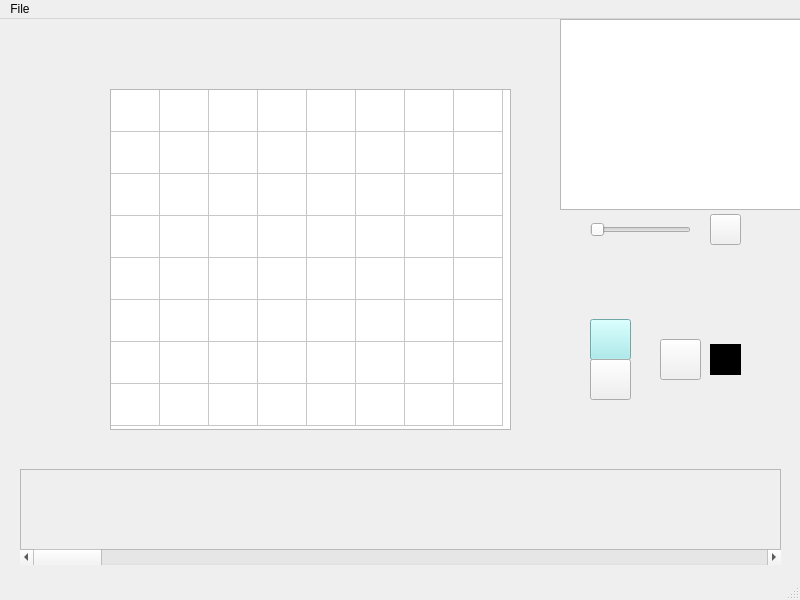
Qt form A7_SpriteEditor/mainwindow.ui (ethandavies8/Pixel-Editor-Animator) before a commit.
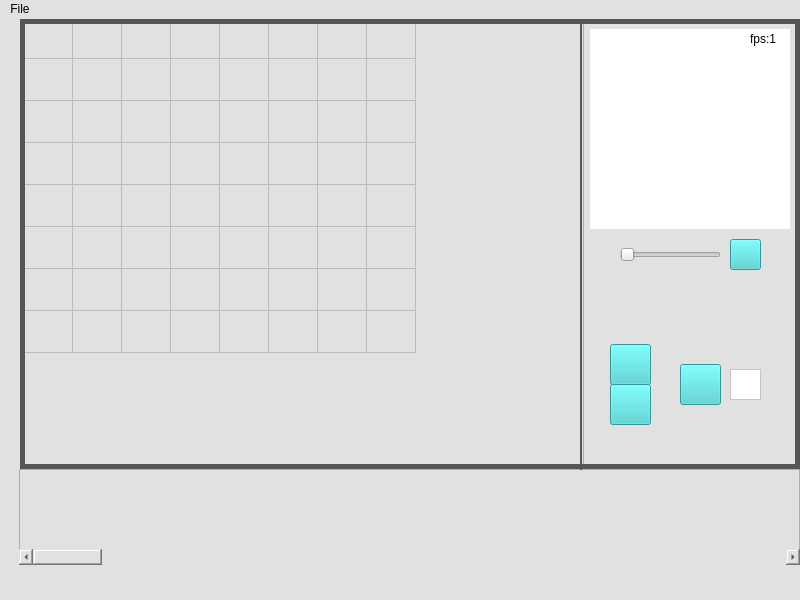
The same form after that commit. Icons and pictures are not drawn.

Commit message: Did signals and logic for animation, and editted ui.

Diff of the .ui file:
```diff
--- a/A7_SpriteEditor/mainwindow.ui
+++ b/A7_SpriteEditor/mainwindow.ui
@@ -16,9 +16,27 @@
      <colorrole role="Button">
       <brush brushstyle="SolidPattern">
        <color alpha="255">
-        <red>145</red>
-        <green>218</green>
-        <blue>218</blue>
+        <red>225</red>
+        <green>225</green>
+        <blue>225</blue>
+       </color>
+      </brush>
+     </colorrole>
+     <colorrole role="Base">
+      <brush brushstyle="SolidPattern">
+       <color alpha="255">
+        <red>225</red>
+        <green>225</green>
+        <blue>225</blue>
+       </color>
+      </brush>
+     </colorrole>
+     <colorrole role="Window">
+      <brush brushstyle="SolidPattern">
+       <color alpha="255">
+        <red>225</red>
+        <green>225</green>
+        <blue>225</blue>
        </color>
       </brush>
      </colorrole>
@@ -27,9 +45,27 @@
      <colorrole role="Button">
       <brush brushstyle="SolidPattern">
        <color alpha="255">
-        <red>240</red>
-        <green>240</green>
-        <blue>240</blue>
+        <red>225</red>
+        <green>225</green>
+        <blue>225</blue>
+       </color>
+      </brush>
+     </colorrole>
+     <colorrole role="Base">
+      <brush brushstyle="SolidPattern">
+       <color alpha="255">
+        <red>225</red>
+        <green>225</green>
+        <blue>225</blue>
+       </color>
+      </brush>
+     </colorrole>
+     <colorrole role="Window">
+      <brush brushstyle="SolidPattern">
+       <color alpha="255">
+        <red>225</red>
+        <green>225</green>
+        <blue>225</blue>
        </color>
       </brush>
      </colorrole>
@@ -38,9 +74,27 @@
      <colorrole role="Button">
       <brush brushstyle="SolidPattern">
        <color alpha="255">
-        <red>145</red>
-        <green>218</green>
-        <blue>218</blue>
+        <red>225</red>
+        <green>225</green>
+        <blue>225</blue>
+       </color>
+      </brush>
+     </colorrole>
+     <colorrole role="Base">
+      <brush brushstyle="SolidPattern">
+       <color alpha="255">
+        <red>225</red>
+        <green>225</green>
+        <blue>225</blue>
+       </color>
+      </brush>
+     </colorrole>
+     <colorrole role="Window">
+      <brush brushstyle="SolidPattern">
+       <color alpha="255">
+        <red>225</red>
+        <green>225</green>
+        <blue>225</blue>
        </color>
       </brush>
      </colorrole>
@@ -53,13 +107,16 @@
   <property name="autoFillBackground">
    <bool>false</bool>
   </property>
+  <property name="styleSheet">
+   <string notr="true">background-color: rgb(225, 225, 225);</string>
+  </property>
   <widget class="QWidget" name="centralwidget">
    <widget class="QScrollArea" name="scrollArea">
     <property name="geometry">
      <rect>
-      <x>20</x>
+      <x>19</x>
       <y>450</y>
-      <width>761</width>
+      <width>781</width>
       <height>81</height>
      </rect>
     </property>
@@ -71,7 +128,7 @@
       <rect>
        <x>0</x>
        <y>0</y>
-       <width>759</width>
+       <width>779</width>
        <height>79</height>
       </rect>
      </property>
@@ -80,9 +137,9 @@
    <widget class="QScrollBar" name="horizontalScrollBar">
     <property name="geometry">
      <rect>
-      <x>20</x>
+      <x>19</x>
       <y>530</y>
-      <width>761</width>
+      <width>781</width>
       <height>16</height>
      </rect>
     </property>
@@ -93,12 +150,27 @@
    <widget class="QSlider" name="fpsSlider">
     <property name="geometry">
      <rect>
-      <x>590</x>
-      <y>200</y>
+      <x>620</x>
+      <y>225</y>
       <width>101</width>
       <height>22</height>
      </rect>
     </property>
+    <property name="styleSheet">
+     <string notr="true">color: rgb(71, 212, 212);</string>
+    </property>
+    <property name="minimum">
+     <number>1</number>
+    </property>
+    <property name="maximum">
+     <number>20</number>
+    </property>
+    <property name="singleStep">
+     <number>0</number>
+    </property>
+    <property name="pageStep">
+     <number>0</number>
+    </property>
     <property name="orientation">
      <enum>Qt::Horizontal</enum>
     </property>
@@ -106,12 +178,15 @@
    <widget class="QPushButton" name="playPauseButton">
     <property name="geometry">
      <rect>
-      <x>710</x>
-      <y>195</y>
+      <x>730</x>
+      <y>220</y>
       <width>31</width>
       <height>31</height>
      </rect>
     </property>
+    <property name="styleSheet">
+     <string notr="true">background-color: rgb(71, 212, 212);</string>
+    </property>
     <property name="text">
      <string/>
     </property>
@@ -129,8 +204,8 @@
    <widget class="QPushButton" name="brushButton">
     <property name="geometry">
      <rect>
-      <x>590</x>
-      <y>300</y>
+      <x>610</x>
+      <y>325</y>
       <width>41</width>
       <height>41</height>
      </rect>
@@ -141,27 +216,27 @@
        <colorrole role="Button">
         <brush brushstyle="SolidPattern">
          <color alpha="255">
-          <red>157</red>
-          <green>235</green>
-          <blue>235</blue>
+          <red>71</red>
+          <green>212</green>
+          <blue>212</blue>
          </color>
         </brush>
        </colorrole>
        <colorrole role="Base">
         <brush brushstyle="SolidPattern">
          <color alpha="255">
-          <red>157</red>
-          <green>235</green>
-          <blue>235</blue>
+          <red>71</red>
+          <green>212</green>
+          <blue>212</blue>
          </color>
         </brush>
        </colorrole>
        <colorrole role="Window">
         <brush brushstyle="SolidPattern">
          <color alpha="255">
-          <red>157</red>
-          <green>235</green>
-          <blue>235</blue>
+          <red>71</red>
+          <green>212</green>
+          <blue>212</blue>
          </color>
         </brush>
        </colorrole>
@@ -170,27 +245,27 @@
        <colorrole role="Button">
         <brush brushstyle="SolidPattern">
          <color alpha="255">
-          <red>157</red>
-          <green>235</green>
-          <blue>235</blue>
+          <red>71</red>
+          <green>212</green>
+          <blue>212</blue>
          </color>
         </brush>
        </colorrole>
        <colorrole role="Base">
         <brush brushstyle="SolidPattern">
          <color alpha="255">
-          <red>157</red>
-          <green>235</green>
-          <blue>235</blue>
+          <red>71</red>
+          <green>212</green>
+          <blue>212</blue>
          </color>
         </brush>
        </colorrole>
        <colorrole role="Window">
         <brush brushstyle="SolidPattern">
          <color alpha="255">
-          <red>157</red>
-          <green>235</green>
-          <blue>235</blue>
+          <red>71</red>
+          <green>212</green>
+          <blue>212</blue>
          </color>
         </brush>
        </colorrole>
@@ -199,43 +274,35 @@
        <colorrole role="Button">
         <brush brushstyle="SolidPattern">
          <color alpha="255">
-          <red>157</red>
-          <green>235</green>
-          <blue>235</blue>
+          <red>71</red>
+          <green>212</green>
+          <blue>212</blue>
          </color>
         </brush>
        </colorrole>
        <colorrole role="Base">
         <brush brushstyle="SolidPattern">
          <color alpha="255">
-          <red>157</red>
-          <green>235</green>
-          <blue>235</blue>
+          <red>71</red>
+          <green>212</green>
+          <blue>212</blue>
          </color>
         </brush>
        </colorrole>
        <colorrole role="Window">
         <brush brushstyle="SolidPattern">
          <color alpha="255">
-          <red>157</red>
-          <green>235</green>
-          <blue>235</blue>
+          <red>71</red>
+          <green>212</green>
+          <blue>212</blue>
          </color>
         </brush>
        </colorrole>
       </disabled>
      </palette>
     </property>
-    <property name="font">
-     <font>
-      <strikeout>false</strikeout>
-     </font>
-    </property>
-    <property name="autoFillBackground">
-     <bool>false</bool>
-    </property>
     <property name="styleSheet">
-     <string notr="true">background-color: rgb(157, 235, 235);</string>
+     <string notr="true">background-color: rgb(71, 212, 212);</string>
     </property>
     <property name="text">
      <string/>
@@ -254,12 +321,15 @@
    <widget class="QPushButton" name="eraserButton">
     <property name="geometry">
      <rect>
-      <x>590</x>
-      <y>340</y>
+      <x>610</x>
+      <y>365</y>
       <width>41</width>
       <height>41</height>
      </rect>
     </property>
+    <property name="styleSheet">
+     <string notr="true">background-color: rgb(71, 212, 212);</string>
+    </property>
     <property name="text">
      <string/>
     </property>
@@ -277,12 +347,15 @@
    <widget class="QPushButton" name="colorButton">
     <property name="geometry">
      <rect>
-      <x>660</x>
-      <y>320</y>
+      <x>680</x>
+      <y>345</y>
       <width>41</width>
       <height>41</height>
      </rect>
     </property>
+    <property name="styleSheet">
+     <string notr="true">background-color: rgb(71, 212, 212);</string>
+    </property>
     <property name="text">
      <string/>
     </property>
@@ -300,8 +373,8 @@
    <widget class="QFrame" name="colorPreview">
     <property name="geometry">
      <rect>
-      <x>710</x>
-      <y>325</y>
+      <x>730</x>
+      <y>350</y>
       <width>31</width>
       <height>31</height>
      </rect>
@@ -310,7 +383,7 @@
      <bool>false</bool>
     </property>
     <property name="styleSheet">
-     <string notr="true">background-color: rgb(0, 0, 0);</string>
+     <string notr="true">background-color: rgb(255, 255, 255);</string>
     </property>
     <property name="frameShape">
      <enum>QFrame::StyledPanel</enum>
@@ -322,10 +395,10 @@
    <widget class="QTableWidget" name="pixelEditor">
     <property name="geometry">
      <rect>
-      <x>110</x>
-      <y>70</y>
-      <width>401</width>
-      <height>341</height>
+      <x>23</x>
+      <y>-3</y>
+      <width>561</width>
+      <height>451</height>
      </rect>
     </property>
     <property name="mouseTracking">
@@ -334,6 +407,9 @@
     <property name="focusPolicy">
      <enum>Qt::NoFocus</enum>
     </property>
+    <property name="styleSheet">
+     <string notr="true">background-color: rgb(225, 225, 225);</string>
+    </property>
     <property name="editTriggers">
      <set>QAbstractItemView::NoEditTriggers</set>
     </property>
@@ -381,14 +457,124 @@
     <column/>
     <column/>
    </widget>
-   <widget class="QGraphicsView" name="spritePreview">
+   <widget class="QLabel" name="spritePreviewLabel">
     <property name="geometry">
      <rect>
-      <x>560</x>
+      <x>590</x>
+      <y>10</y>
+      <width>200</width>
+      <height>200</height>
+     </rect>
+    </property>
+    <property name="autoFillBackground">
+     <bool>false</bool>
+    </property>
+    <property name="styleSheet">
+     <string notr="true">background-color: rgb(255, 255, 255);</string>
+    </property>
+    <property name="text">
+     <string/>
+    </property>
+   </widget>
+   <widget class="QLabel" name="fpsLabel">
+    <property name="geometry">
+     <rect>
+      <x>750</x>
+      <y>10</y>
+      <width>41</width>
+      <height>20</height>
+     </rect>
+    </property>
+    <property name="styleSheet">
+     <string notr="true">background-color: rgba(255, 255, 255, 0)</string>
+    </property>
+    <property name="text">
+     <string>fps:1</string>
+    </property>
+   </widget>
+   <widget class="QLabel" name="borderLabel">
+    <property name="geometry">
+     <rect>
+      <x>580</x>
+      <y>-30</y>
+      <width>2</width>
+      <height>481</height>
+     </rect>
+    </property>
+    <property name="styleSheet">
+     <string notr="true">border-color: rgb(85, 85, 85);
+background-color: rgb(85, 85, 85);</string>
+    </property>
+    <property name="text">
+     <string/>
+    </property>
+   </widget>
+   <widget class="QLabel" name="borderLabel_2">
+    <property name="geometry">
+     <rect>
+      <x>20</x>
+      <y>-30</y>
+      <width>5</width>
+      <height>475</height>
+     </rect>
+    </property>
+    <property name="styleSheet">
+     <string notr="true">border-color: rgb(85, 85, 85);
+background-color: rgb(85, 85, 85);</string>
+    </property>
+    <property name="text">
+     <string/>
+    </property>
+   </widget>
+   <widget class="QLabel" name="borderLabel_3">
+    <property name="geometry">
+     <rect>
+      <x>20</x>
+      <y>445</y>
+      <width>780</width>
+      <height>5</height>
+     </rect>
+    </property>
+    <property name="styleSheet">
+     <string notr="true">border-color: rgb(85, 85, 85);
+background-color: rgb(85, 85, 85);</string>
+    </property>
+    <property name="text">
+     <string/>
+    </property>
+   </widget>
+   <widget class="QLabel" name="borderLabel_4">
+    <property name="geometry">
+     <rect>
+      <x>20</x>
       <y>0</y>
-      <width>241</width>
-      <height>191</height>
+      <width>780</width>
+      <height>5</height>
      </rect>
+    </property>
+    <property name="styleSheet">
+     <string notr="true">border-color: rgb(85, 85, 85);
+background-color: rgb(85, 85, 85);</string>
+    </property>
+    <property name="text">
+     <string/>
+    </property>
+   </widget>
+   <widget class="QLabel" name="borderLabel_5">
+    <property name="geometry">
+     <rect>
+      <x>795</x>
+      <y>0</y>
+      <width>5</width>
+      <height>450</height>
+     </rect>
+    </property>
+    <property name="styleSheet">
+     <string notr="true">border-color: rgb(85, 85, 85);
+background-color: rgb(85, 85, 85);</string>
+    </property>
+    <property name="text">
+     <string/>
     </property>
    </widget>
   </widget>
```
The commit also changes 7 other files.
